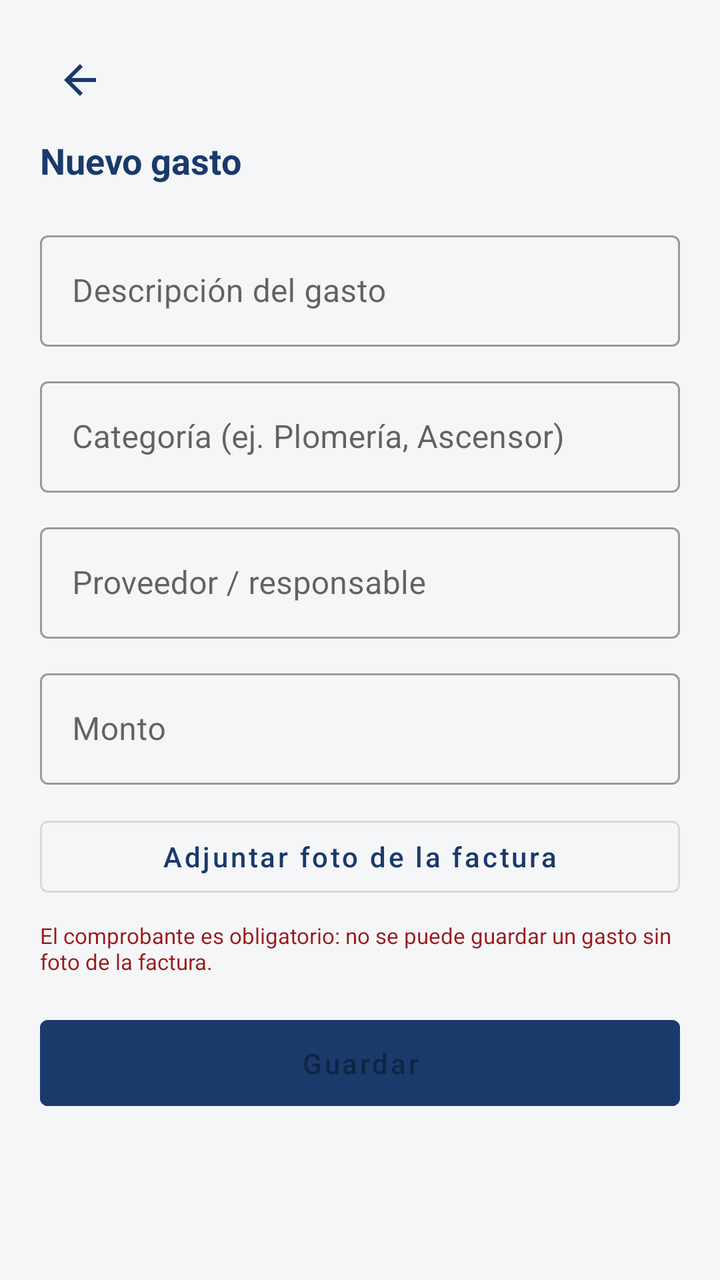
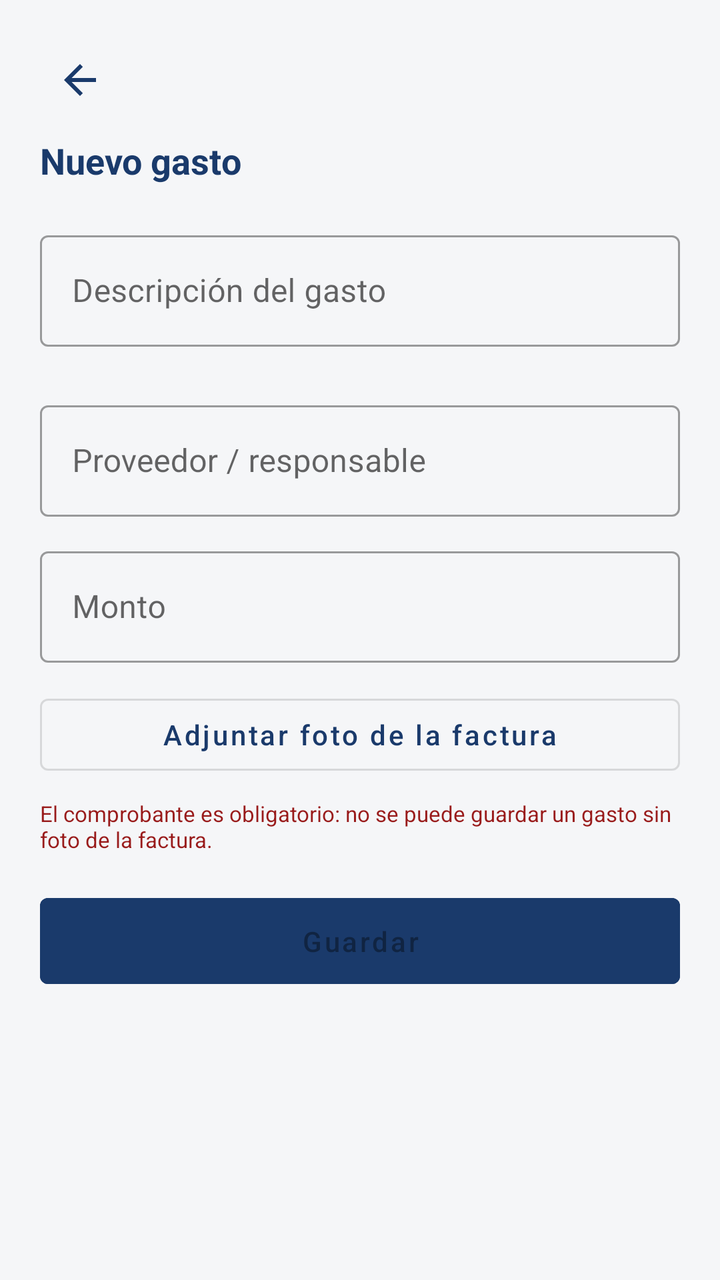

Two renders of the same Android screen: before a commit and after it. Below are the layout's source before the change and the commit's diff.
<!-- AndroidManifest.xml: application theme Theme.ConsorcioTransparente -->
<!-- res/layout/activity_add_expense.xml -->
<?xml version="1.0" encoding="utf-8"?>
<ScrollView xmlns:android="http://schemas.android.com/apk/res/android"
    android:layout_width="match_parent"
    android:layout_height="match_parent"
    android:background="@color/background"
    android:fillViewport="true">

    <LinearLayout
        android:layout_width="match_parent"
        android:layout_height="wrap_content"
        android:orientation="vertical"
        android:padding="20dp">

        <ImageButton
            android:id="@+id/buttonBack"
            android:layout_width="40dp"
            android:layout_height="40dp"
            android:layout_gravity="start"
            android:layout_marginBottom="8dp"
            android:background="?attr/selectableItemBackgroundBorderless"
            android:contentDescription="@string/back"
            android:src="@drawable/ic_back"
            android:tint="@color/navy" />

        <TextView
            android:layout_width="wrap_content"
            android:layout_height="wrap_content"
            android:text="@string/add_expense_title"
            android:textColor="@color/navy"
            android:textSize="18sp"
            android:textStyle="bold" />

        <com.google.android.material.textfield.TextInputLayout
            android:layout_width="match_parent"
            android:layout_height="wrap_content"
            android:layout_marginTop="20dp"
            style="@style/Widget.MaterialComponents.TextInputLayout.OutlinedBox">

            <com.google.android.material.textfield.TextInputEditText
                android:id="@+id/inputDescription"
                android:layout_width="match_parent"
                android:layout_height="wrap_content"
                android:hint="Descripción del gasto" />
        </com.google.android.material.textfield.TextInputLayout>

        <com.google.android.material.textfield.TextInputLayout
            android:layout_width="match_parent"
            android:layout_height="wrap_content"
            android:layout_marginTop="12dp"
            style="@style/Widget.MaterialComponents.TextInputLayout.OutlinedBox">

            <com.google.android.material.textfield.TextInputEditText
                android:id="@+id/inputCategory"
                android:layout_width="match_parent"
                android:layout_height="wrap_content"
                android:hint="@string/category_hint" />
        </com.google.android.material.textfield.TextInputLayout>

        <com.google.android.material.textfield.TextInputLayout
            android:layout_width="match_parent"
            android:layout_height="wrap_content"
            android:layout_marginTop="12dp"
            style="@style/Widget.MaterialComponents.TextInputLayout.OutlinedBox">

            <com.google.android.material.textfield.TextInputEditText
                android:id="@+id/inputProvider"
                android:layout_width="match_parent"
                android:layout_height="wrap_content"
                android:hint="@string/provider_hint" />
        </com.google.android.material.textfield.TextInputLayout>

        <com.google.android.material.textfield.TextInputLayout
            android:layout_width="match_parent"
            android:layout_height="wrap_content"
            android:layout_marginTop="12dp"
            style="@style/Widget.MaterialComponents.TextInputLayout.OutlinedBox">

            <com.google.android.material.textfield.TextInputEditText
                android:id="@+id/inputAmount"
                android:layout_width="match_parent"
                android:layout_height="wrap_content"
                android:hint="@string/amount_hint"
                android:inputType="numberDecimal" />
        </com.google.android.material.textfield.TextInputLayout>

        <ImageView
            android:id="@+id/imagePreview"
            android:layout_width="match_parent"
            android:layout_height="160dp"
            android:layout_marginTop="16dp"
            android:background="@drawable/bg_metric_card"
            android:scaleType="centerCrop"
            android:visibility="gone" />

        <Button
            android:id="@+id/buttonAttachPhoto"
            android:layout_width="match_parent"
            android:layout_height="wrap_content"
            android:layout_marginTop="12dp"
            android:text="@string/attach_photo"
            android:textAllCaps="false"
            style="@style/Widget.MaterialComponents.Button.OutlinedButton" />

        <TextView
            android:id="@+id/textPhotoWarning"
            android:layout_width="match_parent"
            android:layout_height="wrap_content"
            android:layout_marginTop="8dp"
            android:text="@string/photo_required"
            android:textColor="@color/tag_red_fg"
            android:textSize="11sp" />

        <ProgressBar
            android:id="@+id/progressBar"
            android:layout_width="wrap_content"
            android:layout_height="wrap_content"
            android:layout_marginTop="16dp"
            android:layout_gravity="center"
            android:visibility="gone" />

        <TextView
            android:id="@+id/textError"
            android:layout_width="match_parent"
            android:layout_height="wrap_content"
            android:layout_marginTop="8dp"
            android:textColor="@color/tag_red_fg"
            android:textSize="12sp"
            android:visibility="gone" />

        <Button
            android:id="@+id/buttonSave"
            android:layout_width="match_parent"
            android:layout_height="wrap_content"
            android:layout_marginTop="16dp"
            android:backgroundTint="@color/navy"
            android:enabled="false"
            android:paddingVertical="12dp"
            android:text="@string/save"
            android:textAllCaps="false" />

    </LinearLayout>
</ScrollView>
<!-- resources referenced by this layout -->
<resources>
  <color name="background">#F5F6F8</color>
  <color name="navy">#1A3A6B</color>
  <color name="tag_red_fg">#991B1B</color>
  <!-- drawable bg_metric_card (drawable) -->
  <?xml version="1.0" encoding="utf-8"?>
  <shape xmlns:android="http://schemas.android.com/apk/res/android">
      <solid android:color="@color/surface_secondary" />
      <corners android:radius="10dp" />
  </shape>
  <!-- drawable ic_back (drawable) -->
  <?xml version="1.0" encoding="utf-8"?>
  <vector xmlns:android="http://schemas.android.com/apk/res/android"
      android:width="24dp"
      android:height="24dp"
      android:viewportWidth="24"
      android:viewportHeight="24">
      <path
          android:fillColor="#FF000000"
          android:pathData="M20,11H7.83l5.59,-5.59L12,4l-8,8 8,8 1.41,-1.41L7.83,13H20v-2z" />
  </vector>
  <string name="add_expense_title">Nuevo gasto</string>
  <string name="amount_hint">Monto</string>
  <string name="attach_photo">Adjuntar foto de la factura</string>
  <string name="back">Volver</string>
  <string name="category_hint">Categoría (ej. Plomería, Ascensor)</string>
  <string name="photo_required">El comprobante es obligatorio: no se puede guardar un gasto sin foto de la factura.</string>
  <string name="provider_hint">Proveedor / responsable</string>
  <string name="save">Guardar</string>
  <style name="Theme.ConsorcioTransparente" parent="Theme.MaterialComponents.Light.NoActionBar">
          <item name="colorPrimary">@color/navy</item>
          <item name="colorPrimaryDark">@color/navy_dark</item>
          <item name="colorAccent">@color/blue_accent</item>
          <item name="android:windowBackground">@color/background</item>
          <item name="android:statusBarColor" tools:targetApi="l">@color/navy</item>
          <item name="colorTextSecondary">@color/text_secondary</item>
      </style>
  <color name="surface_secondary">#F1F3F5</color>
  <color name="navy_dark">#0F2647</color>
  <color name="blue_accent">#3B82F6</color>
  <color name="text_secondary">#6B7280</color>
</resources>

<!-- the commit's change to res/layout/activity_add_expense.xml (unified diff, before → after) -->
@@ -43,18 +43,12 @@
                 android:hint="Descripción del gasto" />
         </com.google.android.material.textfield.TextInputLayout>
 
-        <com.google.android.material.textfield.TextInputLayout
+        <Spinner
+            android:id="@+id/spinnerCategory"
             android:layout_width="match_parent"
             android:layout_height="wrap_content"
             android:layout_marginTop="12dp"
-            style="@style/Widget.MaterialComponents.TextInputLayout.OutlinedBox">
-
-            <com.google.android.material.textfield.TextInputEditText
-                android:id="@+id/inputCategory"
-                android:layout_width="match_parent"
-                android:layout_height="wrap_content"
-                android:hint="@string/category_hint" />
-        </com.google.android.material.textfield.TextInputLayout>
+            android:background="@drawable/bg_card" />
 
         <com.google.android.material.textfield.TextInputLayout
             android:layout_width="match_parent"
<!-- resource entries referenced after the edit -->
@@ -3,6 +3,13 @@
   <color name="background">#F5F6F8</color>
   <color name="navy">#1A3A6B</color>
   <color name="tag_red_fg">#991B1B</color>
+  <!-- drawable bg_card (drawable) -->
+  <?xml version="1.0" encoding="utf-8"?>
+  <shape xmlns:android="http://schemas.android.com/apk/res/android">
+      <solid android:color="@color/surface" />
+      <corners android:radius="12dp" />
+      <stroke android:width="0.5dp" android:color="@color/border" />
+  </shape>
   <!-- drawable bg_metric_card (drawable) -->
   <?xml version="1.0" encoding="utf-8"?>
   <shape xmlns:android="http://schemas.android.com/apk/res/android">
@@ -24,7 +31,6 @@
   <string name="amount_hint">Monto</string>
   <string name="attach_photo">Adjuntar foto de la factura</string>
   <string name="back">Volver</string>
-  <string name="category_hint">Categoría (ej. Plomería, Ascensor)</string>
   <string name="photo_required">El comprobante es obligatorio: no se puede guardar un gasto sin foto de la factura.</string>
   <string name="provider_hint">Proveedor / responsable</string>
   <string name="save">Guardar</string>
@@ -36,6 +42,8 @@
           <item name="android:statusBarColor" tools:targetApi="l">@color/navy</item>
           <item name="colorTextSecondary">@color/text_secondary</item>
       </style>
+  <color name="surface">#FFFFFF</color>
+  <color name="border">#E5E7EB</color>
   <color name="surface_secondary">#F1F3F5</color>
   <color name="navy_dark">#0F2647</color>
   <color name="blue_accent">#3B82F6</color>
